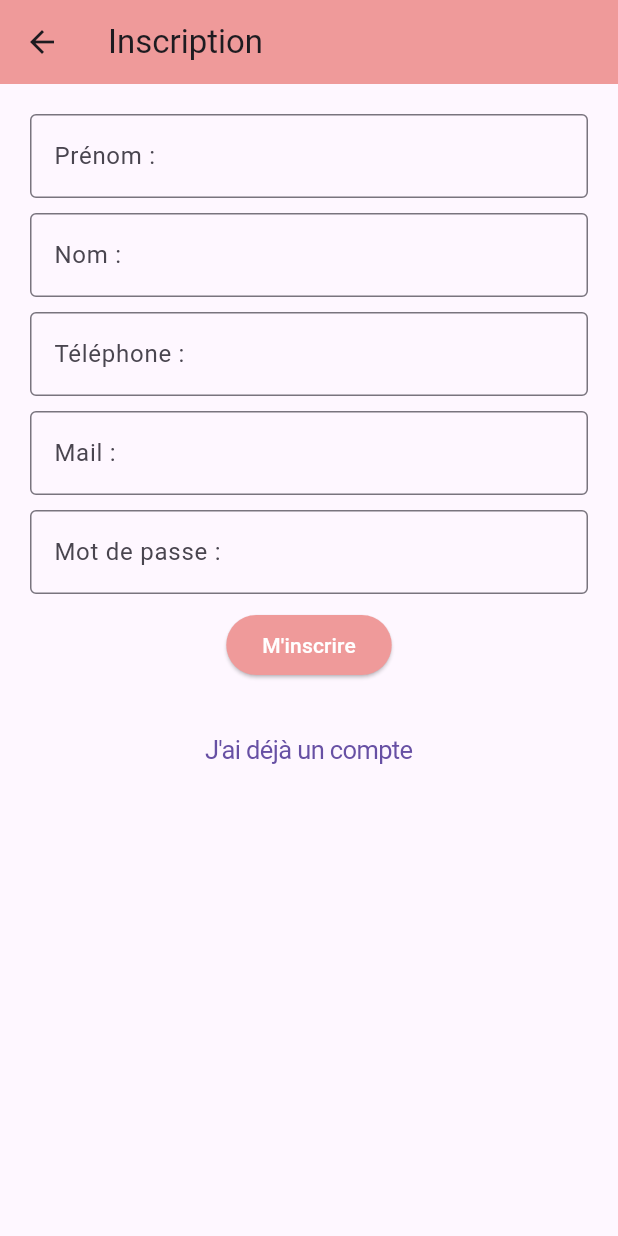
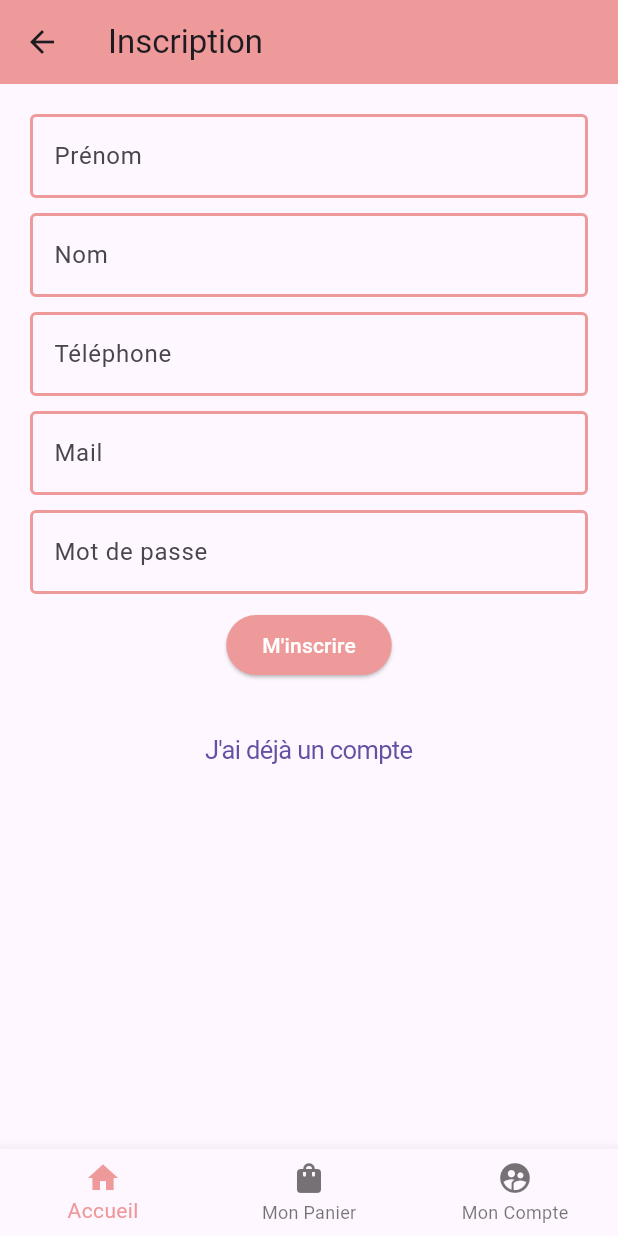
Before and after one commit to thaisbrun/get_ready, a Flutter app: the RegisterPage screen opened directly, on a phone screen of 412 x 824 dp. Run offline on Flutter 3.47's test engine with Material 3 defaults, Android fonts, the phone set to English and light mode, and no system bars; our stand-ins replace cloud_firestore, firebase_auth, firebase_core; accounts and stored records are empty; network calls fail.

Commit message:
avancement du 01/04/2024

```diff
--- a/lib/pages/register.dart
+++ b/lib/pages/register.dart
@@ -14,7 +14,7 @@ class RegisterPage extends StatefulWidget {
 class _RegisterState extends State<RegisterPage> {
 
   final _formKey = GlobalKey<FormState>();
-
+  int _selectedIndex = 0;
   final mailController = TextEditingController();
   final mdpController = TextEditingController();
   final prenomController = TextEditingController();
@@ -29,6 +29,12 @@ class _RegisterState extends State<RegisterPage> {
     telController.dispose();
     nomController.dispose();
     prenomController.dispose();
+  }
+
+  void _onItemTapped(int index) {
+    setState(() {
+      _selectedIndex = index;
+    });
   }
   @override
   Widget build(BuildContext context) {
@@ -45,10 +51,12 @@ class _RegisterState extends State<RegisterPage> {
             Container(
               margin: const EdgeInsets.only(bottom: 10),
               child: TextFormField(
-                decoration: const InputDecoration(
-                  labelText: "Prénom : ",
+                decoration: InputDecoration(
+                  labelText: "Prénom ",
                   hintText: "Entrez votre prénom ",
-                  border:OutlineInputBorder(),
+                  enabledBorder:OutlineInputBorder(
+                    borderSide: BorderSide(color: Colors.red[200]!, width: 2.0),
+                  ),
                 ),
                 validator: (value){
                   if(value == null || value.isEmpty){
@@ -62,10 +70,12 @@ class _RegisterState extends State<RegisterPage> {
             Container(
               margin: const EdgeInsets.only(bottom: 10),
               child: TextFormField(
-                decoration: const InputDecoration(
-                  labelText: "Nom : ",
+                decoration: InputDecoration(
+                  labelText: "Nom ",
                   hintText: "Entrez votre nom ",
-                  border:OutlineInputBorder(),
+                  enabledBorder:OutlineInputBorder(
+                    borderSide: BorderSide(color: Colors.red[200]!, width: 2.0),
+                  ),
                 ),
                 validator: (value){
                   if(value == null || value.isEmpty){
@@ -79,10 +89,12 @@ class _RegisterState extends State<RegisterPage> {
             Container(
               margin: const EdgeInsets.only(bottom: 10),
               child: TextFormField(
-                decoration: const InputDecoration(
-                  labelText: "Téléphone : ",
+                decoration: InputDecoration(
+                  labelText: "Téléphone ",
                   hintText: "Entrez votre numéro de téléphone ",
-                  border:OutlineInputBorder(),
+                  enabledBorder:OutlineInputBorder(
+                    borderSide: BorderSide(color: Colors.red[200]!, width: 2.0),
+                  ),
                 ),
                 validator: (value){
                   if(value == null || value.isEmpty){
@@ -96,10 +108,12 @@ class _RegisterState extends State<RegisterPage> {
             Container(
               margin: const EdgeInsets.only(bottom: 10),
               child: TextFormField(
-                decoration: const InputDecoration(
-                  labelText: "Mail : ",
+                decoration: InputDecoration(
+                  labelText: "Mail ",
                   hintText: "Entrez votre adresse mail ",
-                  border:OutlineInputBorder(),
+                  enabledBorder:OutlineInputBorder(
+                    borderSide: BorderSide(color: Colors.red[200]!, width: 2.0),
+                  ),
                 ),
                 validator: (value){
                   if(value == null || value.isEmpty){
@@ -113,10 +127,12 @@ class _RegisterState extends State<RegisterPage> {
             Container(
               margin: const EdgeInsets.only(bottom: 10),
               child: TextFormField(
-                decoration: const InputDecoration(
-                  labelText: 'Mot de passe : ',
+                decoration: InputDecoration(
+                  labelText: 'Mot de passe ',
                   hintText: 'Entrez votre mdp',
-                  border:OutlineInputBorder(),
+                  enabledBorder:OutlineInputBorder(
+                    borderSide: BorderSide(color: Colors.red[200]!, width: 2.0),
+                  ),
                 ),
                 validator: (value){
                   if(value == null || value.isEmpty){
@@ -173,7 +189,26 @@ class _RegisterState extends State<RegisterPage> {
           ],
         ),
       ),
-    )
+    ),
+      bottomNavigationBar: BottomNavigationBar(
+        currentIndex: _selectedIndex,
+        onTap: _onItemTapped,
+        items: const <BottomNavigationBarItem>[
+          BottomNavigationBarItem(
+            icon: Icon(Icons.home),
+            label: 'Accueil',
+          ),
+          BottomNavigationBarItem(
+            icon: Icon(Icons.shopping_bag),
+            label: 'Mon Panier',
+          ),
+          BottomNavigationBarItem(
+            icon: Icon(Icons.supervised_user_circle_sharp),
+            label: 'Mon Compte',
+          )
+        ],
+        selectedItemColor: Colors.red[200],
+      ),
     );
   }
 }
```
Also changed, not shown: lib/pages/connexion.dart (+39 -9 lines), lib/pages/myAccount.dart (+131 -6 lines).
